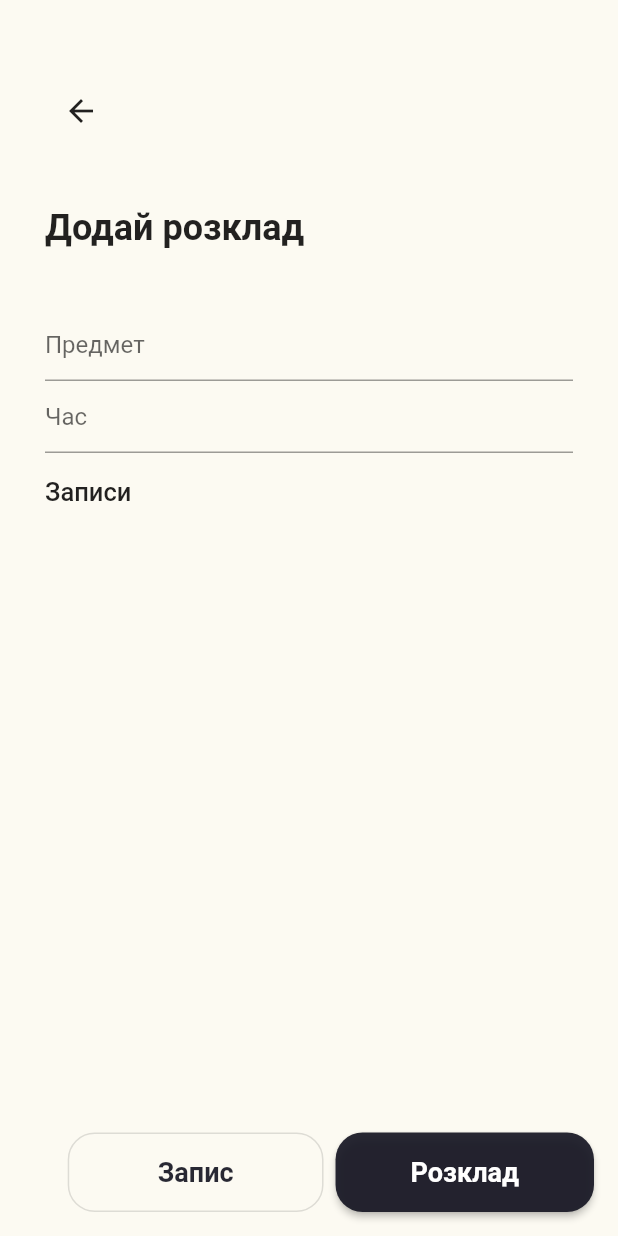
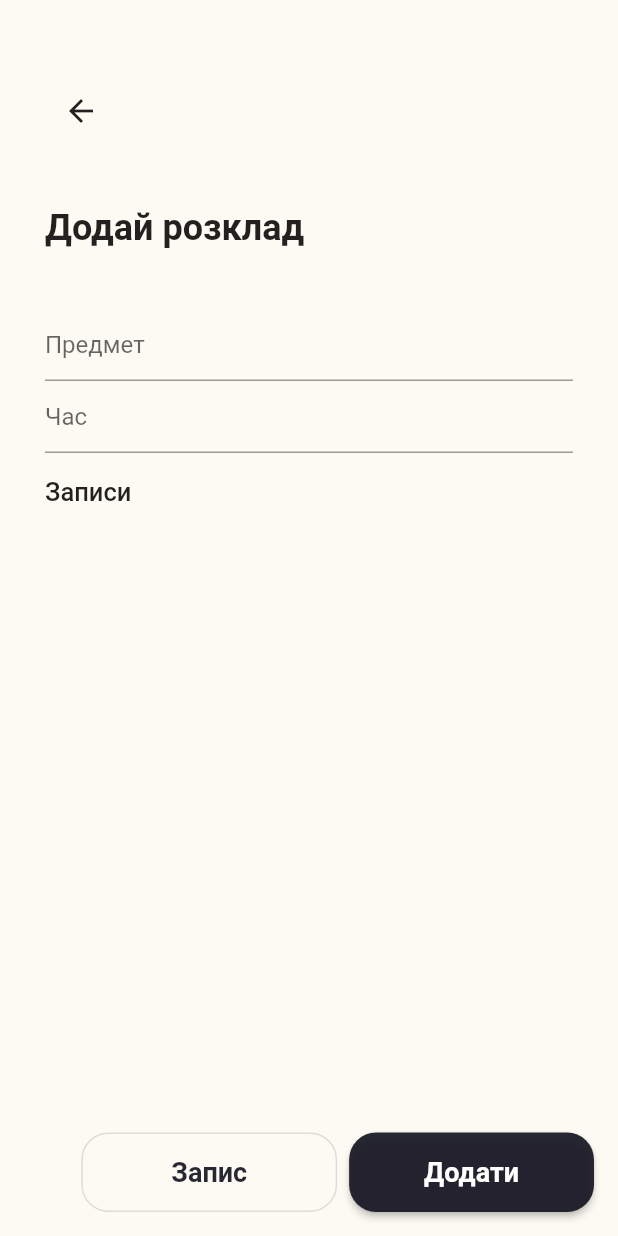
Before and after one commit to anzhelikabel/studytrackerapp, a Flutter app: the AddSchedulePage screen opened directly with empty values, on a phone screen of 412 x 824 dp. Run offline on Flutter 3.47's test engine with Material 2 defaults, Android fonts, the phone set to English and light mode, and no system bars; our stand-ins replace hive, hive_flutter, percent_indicator; accounts and stored records are empty.

Commit message:
Updated with switch between language func

```diff
--- a/lib/addschedulepage.dart
+++ b/lib/addschedulepage.dart
@@ -5,18 +5,27 @@ import 'model/schedule_model.dart';
 
 class AddSchedulePage extends StatefulWidget {
   final bool isNightMode;
+  final bool isUkrainian;
 
-  const AddSchedulePage({Key? key, required this.isNightMode}) : super(key: key);
+  const AddSchedulePage({Key? key, required this.isNightMode, required this.isUkrainian}) : super(key: key);
 
   @override
-  _AddSchedulePageState createState() => _AddSchedulePageState();
+  AddSchedulePageState createState() => AddSchedulePageState();
 }
 
-class _AddSchedulePageState extends State<AddSchedulePage> {
+class AddSchedulePageState extends State<AddSchedulePage> {
   final TextEditingController _subjectController = TextEditingController();
   final TextEditingController _timeController = TextEditingController();
-  List<Lecture> _lectures = [];
+  final List<Lecture> _lectures = [];
   bool _isInputSelected = false;
+  bool isUkrainian = false; // Define the isUkrainian variable
+
+  @override
+  void initState() {
+    super.initState();
+    isUkrainian = widget.isUkrainian; // Initialize the isUkrainian variable
+// Initialize the locale based on isUkrainian
+  }
 
   @override
 Widget build(BuildContext context) {
@@ -25,32 +34,32 @@ Widget build(BuildContext context) {
         scaffoldBackgroundColor: Colors.black
       )
     : ThemeData.light().copyWith(
-        scaffoldBackgroundColor: Color(0xFFFCFAF2),
+        scaffoldBackgroundColor: const Color(0xFFFCFAF2),
       );
   return Theme(
     data: theme,
     child: Scaffold(
       body: SingleChildScrollView(
         child: Padding(
-          padding: EdgeInsets.only(top: 50.0, left: 30.0, right: 30.0),
+          padding: const EdgeInsets.only(top: 50.0, left: 30.0, right: 30.0),
           child: Column(
             crossAxisAlignment: CrossAxisAlignment.stretch,
             children: [
    Column(
     crossAxisAlignment: CrossAxisAlignment.start,
     children: [
-      Padding(padding: EdgeInsets.only(bottom: 40.0),
+      Padding(padding: const EdgeInsets.only(bottom: 40.0),
       child: IconButton(
-        icon: Icon(Icons.arrow_back),
+        icon: const Icon(Icons.arrow_back),
         onPressed: () {
           Navigator.pop(context);
         },
       ),
       ),
-      Padding(padding: EdgeInsets.only(bottom: 40.0),
+      Padding(padding: const EdgeInsets.only(bottom: 40.0),
       child: Text(
-        "Додай розклад",
-        style: TextStyle(fontSize: 24.0, fontWeight: FontWeight.bold),
+        isUkrainian ? 'Add schedule' : 'Додай розклад',
+        style: const TextStyle(fontSize: 24.0, fontWeight: FontWeight.bold),
       ),
       ),
     ],
@@ -58,12 +67,12 @@ Widget build(BuildContext context) {
               TextField(
   controller: _subjectController,
   decoration: InputDecoration(
-    hintText: 'Предмет',
-    focusedBorder: UnderlineInputBorder(
+    hintText: isUkrainian ? 'Subject' : 'Предмет',
+    focusedBorder: const UnderlineInputBorder(
       borderSide: BorderSide(color: Color(0xEEEE9E8E)),
     ),
   ),
-  cursorColor: Color(0xEEEE9E8E),
+  cursorColor: const Color(0xEEEE9E8E),
                 onTap: () {
                   // Set the flag to true when subject field is selected
                   setState(() {
@@ -80,12 +89,12 @@ Widget build(BuildContext context) {
 TextField(
   controller: _timeController,
   decoration: InputDecoration(
-    hintText: 'Час',
-    focusedBorder: UnderlineInputBorder(
+    hintText: isUkrainian ? 'Time' : 'Час',
+    focusedBorder: const UnderlineInputBorder(
       borderSide: BorderSide(color: Color(0xEEEE9E8E)),
     ),
   ),
-  cursorColor: Color(0xEEEE9E8E),
+  cursorColor: const Color(0xEEEE9E8E),
   onTap: () {
     // Set the flag to true when time field is selected
     setState(() {
@@ -99,12 +108,12 @@ TextField(
     });
   },
 ),
-              SizedBox(height: 16.0),
-              Text('Записи', style: TextStyle(fontSize: 17.0, fontWeight: FontWeight.w500)),
-              SizedBox(height: 8.0),
+              const SizedBox(height: 16.0),
+              Text(isUkrainian ? 'Added notes' : 'Записи', style: const TextStyle(fontSize: 17.0, fontWeight: FontWeight.w500)),
+              const SizedBox(height: 8.0),
               ListView.builder(
                 shrinkWrap: true,
-                physics: NeverScrollableScrollPhysics(),
+                physics: const NeverScrollableScrollPhysics(),
                 itemCount: _lectures.length,
                 itemBuilder: (BuildContext context, int index) {
                   Lecture lecture = _lectures[index];
@@ -118,7 +127,7 @@ TextField(
         background: Container(
           color: Colors.grey, // Change this to the desired background color
           alignment: Alignment.centerRight,
-          child: Padding(
+          child: const Padding(
             padding: EdgeInsets.only(right: 20.0),
             child: Icon(
               Icons.delete,
@@ -130,18 +139,18 @@ TextField(
   crossAxisAlignment: CrossAxisAlignment.start,
   children: [
     // Divider(color: Colors.deepPurple.shade100,),
-    SizedBox(height: 15.0),
+    const SizedBox(height: 15.0),
     Text(
       lecture.name ?? '',
-      style: TextStyle(
+      style: const TextStyle(
         fontSize: 16.0,
         fontWeight: FontWeight.bold,
       ),
     ),
-    SizedBox(height: 4.0),
+    const SizedBox(height: 4.0),
     Text(
       lecture.notes ?? '',
-      style: TextStyle(
+      style: const TextStyle(
         fontSize: 16.0,
         fontWeight: FontWeight.w300,
       ),
@@ -169,26 +178,26 @@ TextField(
                   ),
                 ),
                 padding: MaterialStateProperty.all<EdgeInsets>(
-                  EdgeInsets.symmetric(vertical: 16.0, horizontal: 60.0),
+                  const EdgeInsets.symmetric(vertical: 16.0, horizontal: 60.0),
                 ),
               ),
               onPressed: () {
                 _showAddLectureDialog(context);
               },
               child: Text(
-                'Запис',
-                style: TextStyle(
+                isUkrainian ? 'Note' : 'Запис',
+                style: const TextStyle(
                   fontSize: 18.0,
                   fontWeight: FontWeight.bold,
                   color: Color.fromARGB(235, 22, 22, 35), // Custom text color
                 ),
               ),
             ),
-            SizedBox(width: 8.0), // Add padding between the buttons
+            const SizedBox(width: 8.0), // Add padding between the buttons
             ElevatedButton(
               style: ButtonStyle(
                 backgroundColor: MaterialStateProperty.all<Color>(
-                  Color.fromARGB(235, 22, 22, 35),
+                  const Color.fromARGB(235, 22, 22, 35),
                 ),
                 shape: MaterialStateProperty.all<RoundedRectangleBorder>(
                   RoundedRectangleBorder(
@@ -196,7 +205,7 @@ TextField(
                   ),
                 ),
                 padding: MaterialStateProperty.all<EdgeInsets>(
-                  EdgeInsets.symmetric(vertical: 16.0, horizontal: 50.0),
+                  const EdgeInsets.symmetric(vertical: 16.0, horizontal: 50.0),
                 ),
               ),
               onPressed: () {
@@ -204,8 +213,8 @@ TextField(
                 Navigator.pop(context);
               },
               child: Text(
-                'Розклад',
-                style: TextStyle(
+                isUkrainian ? 'Add' : 'Додати',
+                style: const TextStyle(
                   fontSize: 18.0,
                   fontWeight: FontWeight.bold,
                   color: Colors.white,
@@ -220,40 +229,40 @@ TextField(
   }
 
   void _showAddLectureDialog(BuildContext context) {
-  final TextEditingController _nameController = TextEditingController();
-  final TextEditingController _lectureNotesController = TextEditingController();
+  final TextEditingController nameController = TextEditingController();
+  final TextEditingController lectureNotesController = TextEditingController();
   final ThemeData dialogDarkTheme = ThemeData.dark().copyWith(
     dialogBackgroundColor: Colors.grey[900],
-    textTheme: TextTheme(
-      headline6: TextStyle(
+    textTheme: const TextTheme(
+      titleLarge: TextStyle(
         fontSize: 20.0,
         fontWeight: FontWeight.bold,
         color: Colors.white,
       ),
-      subtitle1: TextStyle(
+      titleMedium: TextStyle(
         fontSize: 16.0,
         color: Colors.white,
       ),
     ),
-    colorScheme: ColorScheme.light(
+    colorScheme: const ColorScheme.light(
     primary: Color(0xEEEE9E8E),
     onPrimary: Colors.white,
   ),
   );
   final ThemeData dialogLightTheme = ThemeData.light().copyWith(
-    dialogBackgroundColor: Color(0xFFFCFAF2),
-    textTheme: TextTheme(
-      headline6: TextStyle(
+    dialogBackgroundColor: const Color(0xFFFCFAF2),
+    textTheme: const TextTheme(
+      titleLarge: TextStyle(
         fontSize: 20.0,
         fontWeight: FontWeight.bold,
         color: Colors.black,
       ),
-      subtitle1: TextStyle(
+      titleMedium: TextStyle(
         fontSize: 16.0,
         color: Colors.black,
       ),
     ),
-     colorScheme: ColorScheme.light(
+     colorScheme: const ColorScheme.light(
     primary: Color(0xEEEE9E8E),
     onPrimary: Colors.white,
   ),
@@ -267,29 +276,27 @@ TextField(
       return Theme(
         data: dialogTheme,
         child: AlertDialog(
-          title: Text('Додай запис'),
+          title: Text(isUkrainian ? 'Add note' : 'Додати запис'),
           content: SingleChildScrollView(
             child: Column(
               crossAxisAlignment: CrossAxisAlignment.stretch,
               mainAxisSize: MainAxisSize.min,
               children: [
                 TextField(
-                  controller: _nameController,
-                  decoration: InputDecoration(labelText: 'Назва'),
+                  controller: nameController,
+                  decoration: InputDecoration(labelText: isUkrainian ? 'Name' : 'Назва'),
                 ),
                 TextField(
-                  controller: _lectureNotesController,
-                  decoration: InputDecoration(labelText: 'Замітки'),
+                  controller: lectureNotesController,
+                  decoration: InputDecoration(labelText: isUkrainian ? 'Note' : 'Замітки'),
                 ),
               ],
             ),
           ),
           actions: [
            TextButton(
-  child: Text('Відмінити'),
   style: TextButton.styleFrom(
-    primary: Colors.grey[700],
-    textStyle: TextStyle(
+    foregroundColor: Colors.grey[700], textStyle: const TextStyle(
       fontSize: 15.0,
       fontWeight: FontWeight.w300,
     ),
@@ -297,14 +304,15 @@ TextField(
   onPressed: () {
     Navigator.pop(context);
   },
+  child: Text(isUkrainian ? 'Cancel' : 'Відмінити'),
 ),
             ElevatedButton(
-              child: Text('Додати'),
+              child: Text(isUkrainian ? 'Add' : 'Додати'),
               onPressed: () {
                 setState(() {
                   _lectures.add(Lecture(
-                    name: _nameController.text,
-                    notes: _lectureNotesController.text,
+                    name: nameController.text,
+                    notes: lectureNotesController.text,
                   ));
                 });
                 Navigator.pop(context);
@@ -317,6 +325,7 @@ TextField(
   );
 }
 
+
   void _saveSchedule() {
   String subject = _subjectController.text;
   String time = _timeController.text;
--- a/lib/hive_db.dart
+++ b/lib/hive_db.dart
@@ -1,4 +1,3 @@
-import 'package:hive/hive.dart';
 import 'package:hive_flutter/hive_flutter.dart';
 import 'package:my_app/model/schedule_model.dart';
 
```
Also changed, not shown: lib/homepage.dart (+57 -28 lines), lib/main.dart (+2 -5 lines), lib/scheduledetailspage.dart (+54 -52 lines), pubspec.yaml (+7 -1 lines), pubspec.lock, 1 other file.
